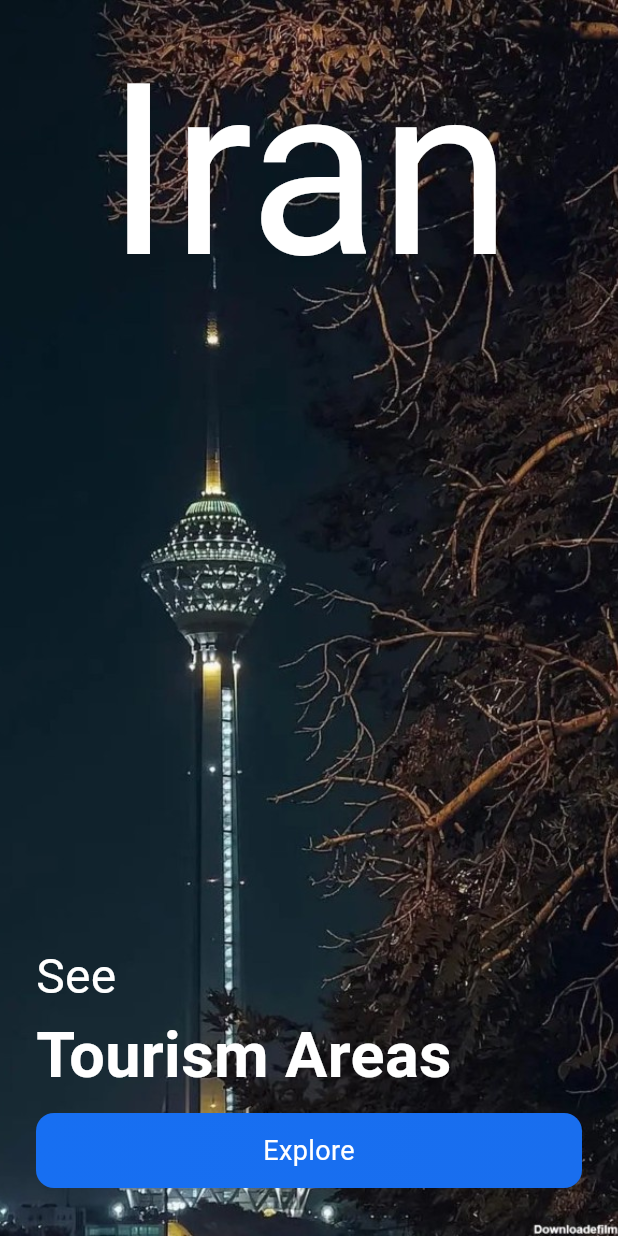
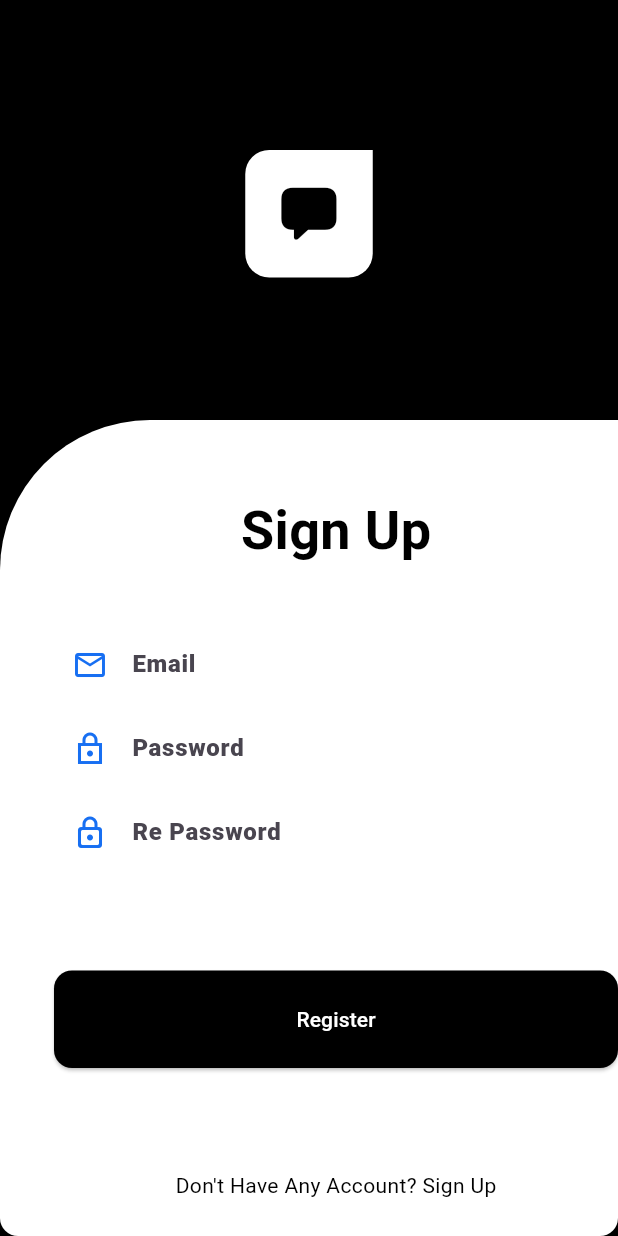
Before and after one commit to Hosein-Javadi/Travel-App, a Flutter app: the first screen one second after launch, on a phone screen of 412 x 824 dp. Run offline on Flutter 3.47's test engine with Material 3 defaults, Android fonts, the phone set to English and light mode, and no system bars; our stand-ins replace animated_bottom_navigation_bar, bloc, carousel_slider, dio, flutter_bloc, get and 2 more; missing offline and left inert: backendless_sdk.

Commit message:
Write Auth Ui Page

```diff
--- a/lib/bindings/bindings.dart
+++ b/lib/bindings/bindings.dart
@@ -1,3 +1,4 @@
+import 'package:aspen_explore_application/controllers/auth/auth_controller.dart';
 import 'package:aspen_explore_application/controllers/navigation_controller.dart';
 import 'package:aspen_explore_application/controllers/text_controller.dart';
 import 'package:aspen_explore_application/controllers/theme_controller.dart';
@@ -14,5 +15,9 @@ class AppBindings extends Bindings {
     Get.lazyPut(
       () => AppThemeController(),
     );
+
+    Get.lazyPut(
+      () => AuthController(),
+    );
   }
 }
--- /dev/null
+++ b/lib/controllers/auth/auth_controller.dart
@@ -0,0 +1,9 @@
+import 'package:get/get.dart';
+
+class AuthController extends GetxController {
+  bool isLogin = false;
+  void changeState() {
+    isLogin = !isLogin;
+    update(['authState']);
+  }
+}
--- a/lib/main.dart
+++ b/lib/main.dart
@@ -1,16 +1,23 @@
 import 'package:aspen_explore_application/Themes/Theme/themes.dart';
 import 'package:aspen_explore_application/bindings/bindings.dart';
 import 'package:aspen_explore_application/data/common/common.dart';
+import 'package:aspen_explore_application/screens/auth/signup.dart';
 import 'package:aspen_explore_application/screens/details/details.dart';
 import 'package:aspen_explore_application/screens/home/home.dart';
 import 'package:aspen_explore_application/screens/root.dart';
 import 'package:aspen_explore_application/screens/splash.dart';
+import 'package:backendless_sdk/backendless_sdk.dart';
 import 'package:flutter/material.dart';
 import 'package:get/get.dart';
 import 'package:get_storage/get_storage.dart';
 
 void main() async {
   await WidgetsFlutterBinding.ensureInitialized();
+  Backendless.initApp(
+    androidApiKey: 'E1E4F060-98EC-4FBD-A960-B5B9EE5DC138',
+    applicationId: 'CE6D37F1-85C5-4B48-992D-E23FF815A4B0',
+    iosApiKey: '52DA1761-1A7E-4B09-BF31-8C3AD3D058C0',
+  );
   await GetStorage.init(CommonDataBase.boxName);
   runApp(const MyApp());
 }
@@ -46,13 +53,18 @@ class MyApp extends StatelessWidget {
           name: '/details',
           page: () => const DetailsScreen(),
         ),
+        GetPage(
+          name: '/auth',
+          page: () => const AuthScreen(),
+        ),
       ],
 
       // Changed Shortly!
       // initialRoute: viwedSplash != null ? '/root' : '/splash',
 
       //For Test App Uncomment This Line
-      initialRoute: '/splash',
+      // initialRoute: '/splash',
+      initialRoute: '/auth',
     );
   }
 }
--- /dev/null
+++ b/lib/screens/auth/signup.dart
@@ -0,0 +1,340 @@
+import 'package:aspen_explore_application/controllers/auth/auth_controller.dart';
+import 'package:flutter/cupertino.dart';
+import 'package:flutter/material.dart';
+import 'package:get/get.dart';
+
+class AuthScreen extends StatelessWidget {
+  const AuthScreen({super.key});
+  @override
+  Widget build(BuildContext context) {
+    return Theme(
+      data: ThemeData(
+          elevatedButtonTheme: ElevatedButtonThemeData(
+            style: ButtonStyle(
+              backgroundColor:
+                  WidgetStatePropertyAll(Theme.of(context).colorScheme.surface),
+              foregroundColor: WidgetStatePropertyAll(
+                  Theme.of(context).colorScheme.onSurface),
+              shape: WidgetStatePropertyAll(
+                RoundedRectangleBorder(
+                  borderRadius: BorderRadius.circular(12),
+                ),
+              ),
+            ),
+          ),
+          inputDecorationTheme: InputDecorationTheme(
+            border: InputBorder.none,
+          ),
+          textTheme: TextTheme(bodyMedium: TextStyle(color: Colors.black))),
+      child: Scaffold(
+        body: GetBuilder<AuthController>(
+          id: 'authState',
+          init: AuthController(),
+          builder: (controller) {
+            if (controller.isLogin)
+              return LoginSection(mainContext: context);
+            else
+              return SingUpSection(
+                mainContext: context,
+              );
+          },
+        ),
+      ),
+    );
+  }
+}
+
+class LoginSection extends StatelessWidget {
+  const LoginSection({
+    super.key,
+    required this.mainContext,
+  });
+  final BuildContext mainContext;
+  @override
+  Widget build(BuildContext context) {
+    return Stack(
+      children: [
+        Positioned.fill(
+          child: Container(
+            alignment: Alignment.topCenter,
+            decoration:
+                BoxDecoration(color: Theme.of(mainContext).colorScheme.surface),
+            child: Container(
+              width: 85,
+              height: 85,
+              margin: EdgeInsets.only(top: 100),
+              decoration: BoxDecoration(
+                borderRadius: BorderRadius.only(
+                    topLeft: Radius.circular(16),
+                    bottomLeft: Radius.circular(16),
+                    bottomRight: Radius.circular(16)),
+                color: Theme.of(mainContext).colorScheme.onSurface,
+              ),
+              child: Center(
+                child: Icon(
+                  CupertinoIcons.bubble_left_fill,
+                  size: 40,
+                  color: Theme.of(mainContext).colorScheme.surface,
+                ),
+              ),
+            ),
+          ),
+        ),
+        Positioned.fill(
+          child: Container(
+            decoration: BoxDecoration(
+              color: Theme.of(mainContext).colorScheme.onSurface,
+              borderRadius: BorderRadius.only(
+                topLeft: Radius.circular(100),
+                bottomRight: Radius.circular(12),
+                bottomLeft: Radius.circular(12),
+              ),
+            ),
+            child: Padding(
+              padding: const EdgeInsets.only(top: 48, left: 36),
+              child: Column(
+                mainAxisAlignment: MainAxisAlignment.spaceBetween,
+                children: [
+                  Column(
+                    children: [
+                      Row(
+                        mainAxisAlignment: MainAxisAlignment.center,
+                        children: [
+                          Text(
+                            'Login',
+                            style: TextStyle(
+                                fontWeight: FontWeight.bold, fontSize: 36),
+                          ),
+                        ],
+                      ),
+                      SizedBox(
+                        height: 36,
+                      ),
+                      CustomTextField(
+                        textInputType: TextInputType.emailAddress,
+                        obscureText: false,
+                        label: 'Email',
+                        iconData: Icons.email_outlined,
+                        themeData: Theme.of(mainContext),
+                      ),
+                      CustomTextField(
+                        textInputType: TextInputType.text,
+                        obscureText: true,
+                        label: 'Password',
+                        iconData: Icons.lock_outline_sharp,
+                        themeData: Theme.of(mainContext),
+                      ),
+                      SizedBox(
+                        height: 64,
+                      ),
+                      SizedBox(
+                        width: Get.width,
+                        height: 65,
+                        child: AcceptButton(
+                          text: 'Login',
+                        ),
+                      ),
+                    ],
+                  ),
+                  Padding(
+                    padding: EdgeInsets.only(bottom: 24),
+                    child: BottomText(text: 'Have a Account? Login'),
+                  ),
+                ],
+              ),
+            ),
+          ),
+          top: 280,
+          left: 0,
+          right: 0,
+          bottom: 0,
+        ),
+      ],
+    );
+  }
+}
+
+class AcceptButton extends StatelessWidget {
+  const AcceptButton({
+    super.key,
+    required this.text,
+  });
+
+  final String text;
+  @override
+  Widget build(BuildContext context) {
+    return ElevatedButton(
+      onPressed: () {},
+      child: Text(text),
+    );
+  }
+}
+
+class SingUpSection extends StatelessWidget {
+  const SingUpSection({
+    super.key,
+    required this.mainContext,
+  });
+  final BuildContext mainContext;
+  @override
+  Widget build(BuildContext context) {
+    return Stack(
+      children: [
+        Positioned.fill(
+          child: Container(
+            alignment: Alignment.topCenter,
+            decoration:
+                BoxDecoration(color: Theme.of(mainContext).colorScheme.surface),
+            child: Container(
+              width: 85,
+              height: 85,
+              margin: EdgeInsets.only(top: 100),
+              decoration: BoxDecoration(
+                borderRadius: BorderRadius.only(
+                    topLeft: Radius.circular(16),
+                    bottomLeft: Radius.circular(16),
+                    bottomRight: Radius.circular(16)),
+                color: Theme.of(mainContext).colorScheme.onSurface,
+              ),
+              child: Center(
+                child: Icon(
+                  CupertinoIcons.bubble_left_fill,
+                  size: 40,
+                  color: Theme.of(mainContext).colorScheme.surface,
+                ),
+              ),
+            ),
+          ),
+        ),
+        Positioned.fill(
+          child: Container(
+            decoration: BoxDecoration(
+              color: Theme.of(mainContext).colorScheme.onSurface,
+              borderRadius: BorderRadius.only(
+                topLeft: Radius.circular(100),
+                bottomRight: Radius.circular(12),
+                bottomLeft: Radius.circular(12),
+              ),
+            ),
+            child: Padding(
+              padding: const EdgeInsets.only(top: 48, left: 36),
+              child: Column(
+                mainAxisAlignment: MainAxisAlignment.spaceBetween,
+                children: [
+                  Column(
+                    children: [
+                      Row(
+                        mainAxisAlignment: MainAxisAlignment.center,
+                        children: [
+                          Text(
+                            'Sign Up',
+                            style: TextStyle(
+                                fontWeight: FontWeight.bold, fontSize: 36),
+                          ),
+                        ],
+                      ),
+                      SizedBox(
+                        height: 36,
+                      ),
+                      CustomTextField(
+                        textInputType: TextInputType.emailAddress,
+                        obscureText: false,
+                        label: 'Email',
+                        iconData: Icons.email_outlined,
+                        themeData: Theme.of(mainContext),
+                      ),
+                      CustomTextField(
+                        textInputType: TextInputType.text,
+                        obscureText: true,
+                        label: 'Password',
+                        iconData: Icons.lock_outline_sharp,
+                        themeData: Theme.of(mainContext),
+                      ),
+                      CustomTextField(
+                        textInputType: TextInputType.text,
+                        obscureText: true,
+                        label: 'Re Password',
+                        iconData: Icons.lock_outline_rounded,
+                        themeData: Theme.of(mainContext),
+                      ),
+                      SizedBox(
+                        height: 64,
+                      ),
+                      SizedBox(
+                        width: Get.width,
+                        height: 65,
+                        child: AcceptButton(text: 'Register'),
+                      ),
+                    ],
+                  ),
+                  Padding(
+                    padding: EdgeInsets.only(bottom: 24),
+                    child: BottomText(
+                      text: 'Don\'t Have Any Account? Sign Up',
+                    ),
+                  ),
+                ],
+              ),
+            ),
+          ),
+          top: 280,
+          left: 0,
+          right: 0,
+          bottom: 0,
+        ),
+      ],
+    );
+  }
+}
+
+class BottomText extends StatelessWidget {
+  const BottomText({
+    super.key,
+    required this.text,
+  });
+
+  final String text;
+  @override
+  Widget build(BuildContext context) {
+    return InkWell(
+        onTap: () {
+          Get.find<AuthController>().changeState();
+        },
+        child: Text(text));
+  }
+}
+
+class CustomTextField extends StatelessWidget {
+  const CustomTextField({
+    super.key,
+    required this.label,
+    required this.iconData,
+    required this.themeData,
+    required this.obscureText,
+    required this.textInputType,
+  });
+
+  final String label;
+  final IconData iconData;
+  final ThemeData themeData;
+  final bool obscureText;
+  final TextInputType textInputType;
+  @override
+  Widget build(BuildContext context) {
+    return TextField(
+      obscureText: obscureText,
+      keyboardType: textInputType,
+      decoration: InputDecoration(
+        prefixIcon: Icon(
+          iconData,
+          color: themeData.colorScheme.primary,
+        ),
+        label: Text(
+          label,
+          style: TextStyle(fontWeight: FontWeight.w800),
+        ),
+      ),
+      autocorrect: false,
+    );
+  }
+}
--- a/pubspec.yaml
+++ b/pubspec.yaml
@@ -42,6 +42,7 @@ dependencies:
   carousel_slider: ^5.0.0
   dio: ^5.7.0
   flutter_bloc: ^8.1.6
+  backendless_sdk: ^8.0.0-alpha.28
 
 
 dev_dependencies:
```
Also changed, not shown: lib/Themes/Theme/themes.dart (+8 -6 lines), 6 other files.
